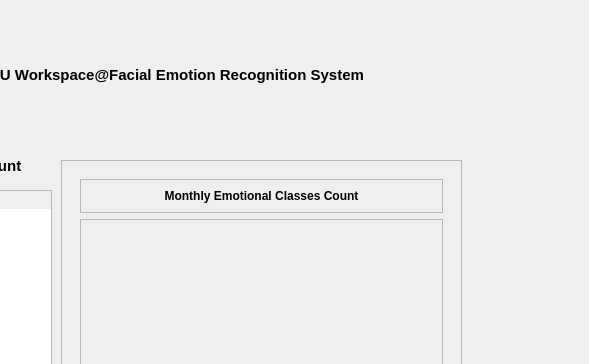
Old version of the form UI/Dashboard.ui in the repository JJLee2910/Final-Year-Project; both pictures show x 219 to 808 and y 0 to 364 of the 808 by 658 pixel window.
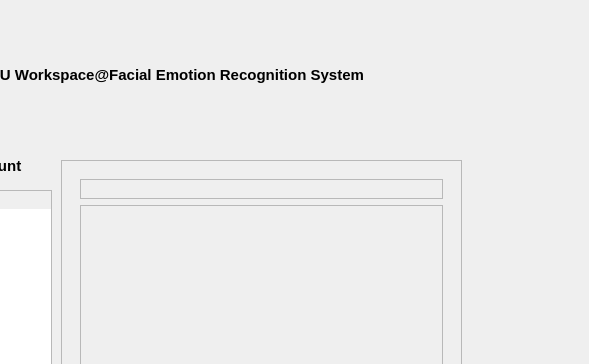
New version of the form. Icons and pictures are not drawn.

Commit message: re-adjust ui layout

Diff of the .ui file:
```diff
--- a/UI/Dashboard.ui
+++ b/UI/Dashboard.ui
@@ -167,24 +167,7 @@
            <property name="frameShadow">
             <enum>QFrame::Raised</enum>
            </property>
-           <layout class="QVBoxLayout" name="verticalLayout_7">
-            <item alignment="Qt::AlignTop">
-             <widget class="QLabel" name="defect_chart_labe">
-              <property name="font">
-               <font>
-                <weight>75</weight>
-                <bold>true</bold>
-               </font>
-              </property>
-              <property name="text">
-               <string>Monthly Emotional Classes Count</string>
-              </property>
-              <property name="alignment">
-               <set>Qt::AlignCenter</set>
-              </property>
-             </widget>
-            </item>
-           </layout>
+           <layout class="QVBoxLayout" name="verticalLayout_7"/>
           </widget>
          </item>
          <item>
```
Left out of the diff: 2 changed lines with no effect on the pictures. The commit also changes 5 other files.
